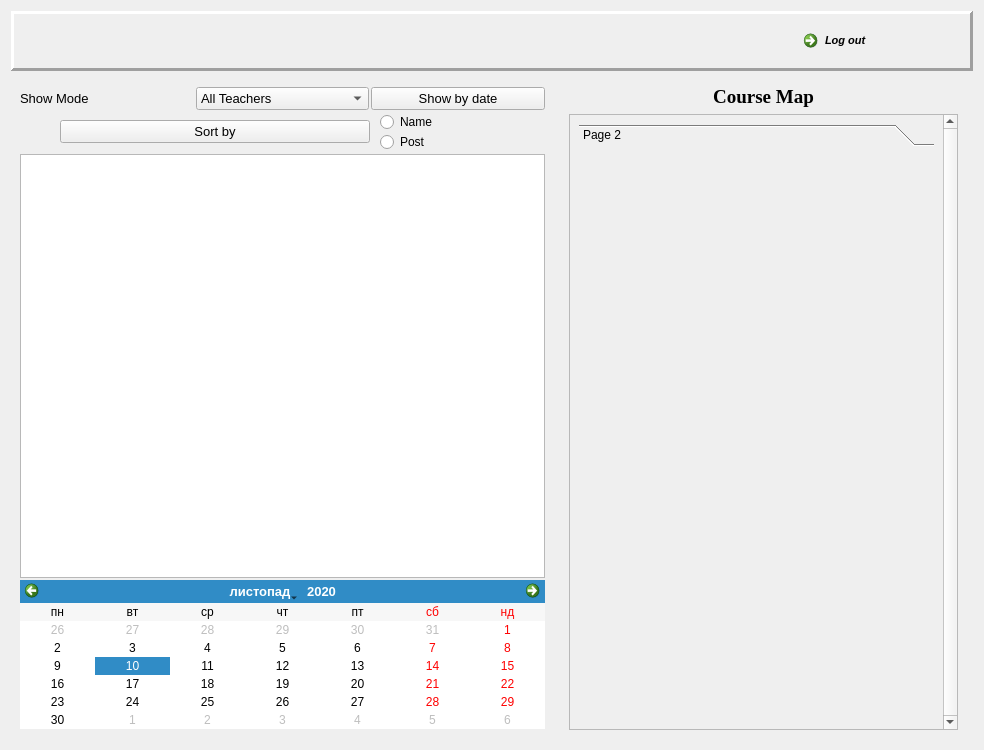
Before: the Qt Designer form studentdialog.ui in marko-yaciv/2c_coursework, drawn with Qt 5.
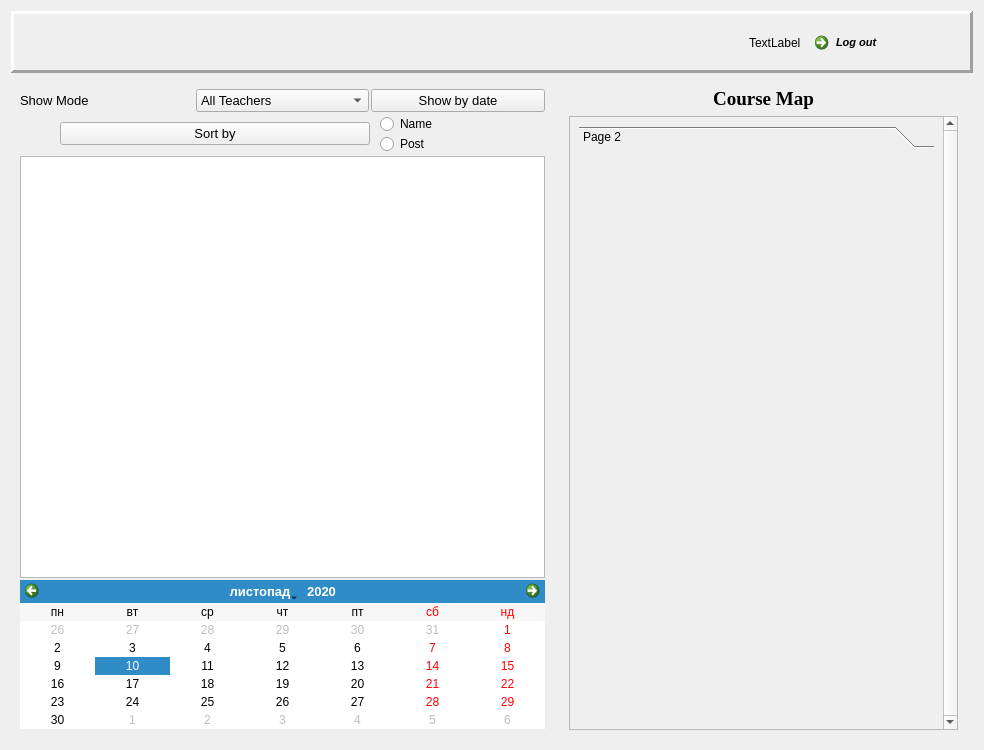
After: the same form once the commit is applied.

Commit message: Added availability of disciplines. If discipline finish date is smaller than current date, it becomes unavailabe. So, students can't add or change teacher on it.

Patch:
```diff
--- a/studentdialog.ui
+++ b/studentdialog.ui
@@ -39,7 +39,10 @@
      <property name="midLineWidth">
       <number>0</number>
      </property>
-     <layout class="QHBoxLayout" name="horizontalLayout" stretch="6,4,3,3">
+     <layout class="QHBoxLayout" name="horizontalLayout" stretch="6,4,3,0,3">
+      <property name="topMargin">
+       <number>11</number>
+      </property>
       <property name="rightMargin">
        <number>0</number>
       </property>
@@ -88,6 +91,21 @@
         </property>
        </widget>
       </item>
+      <item>
+       <widget class="QLabel" name="date">
+        <property name="font">
+         <font>
+          <pointsize>9</pointsize>
+         </font>
+        </property>
+        <property name="text">
+         <string>TextLabel</string>
+        </property>
+        <property name="textInteractionFlags">
+         <set>Qt::NoTextInteraction</set>
+        </property>
+       </widget>
+      </item>
       <item>
        <widget class="QCommandLinkButton" name="logout">
         <property name="sizePolicy">
```
The commit also changes 2 other files.
